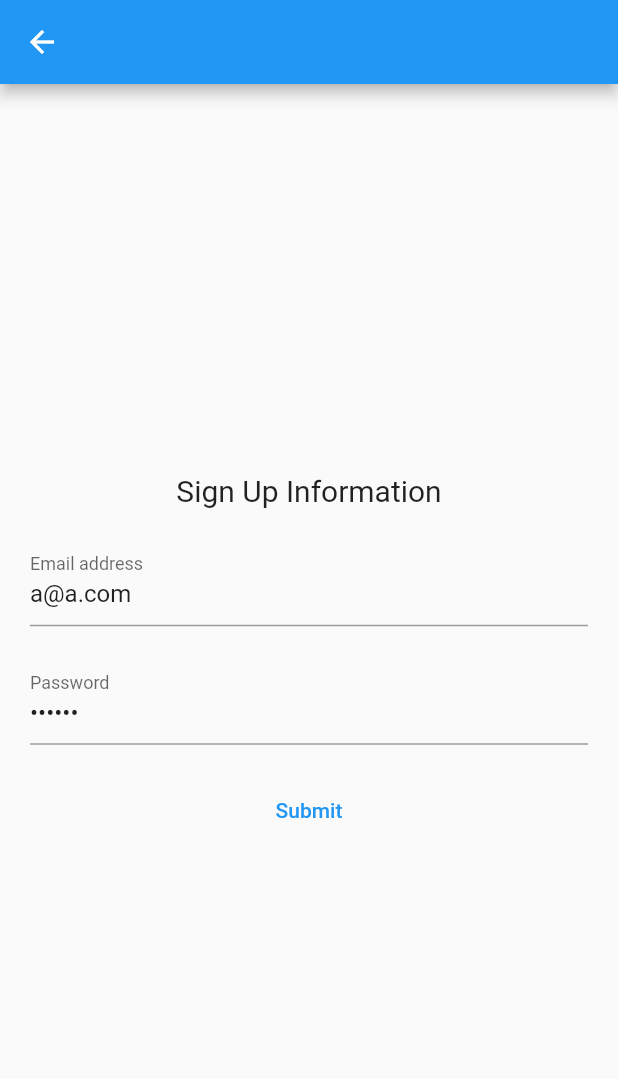
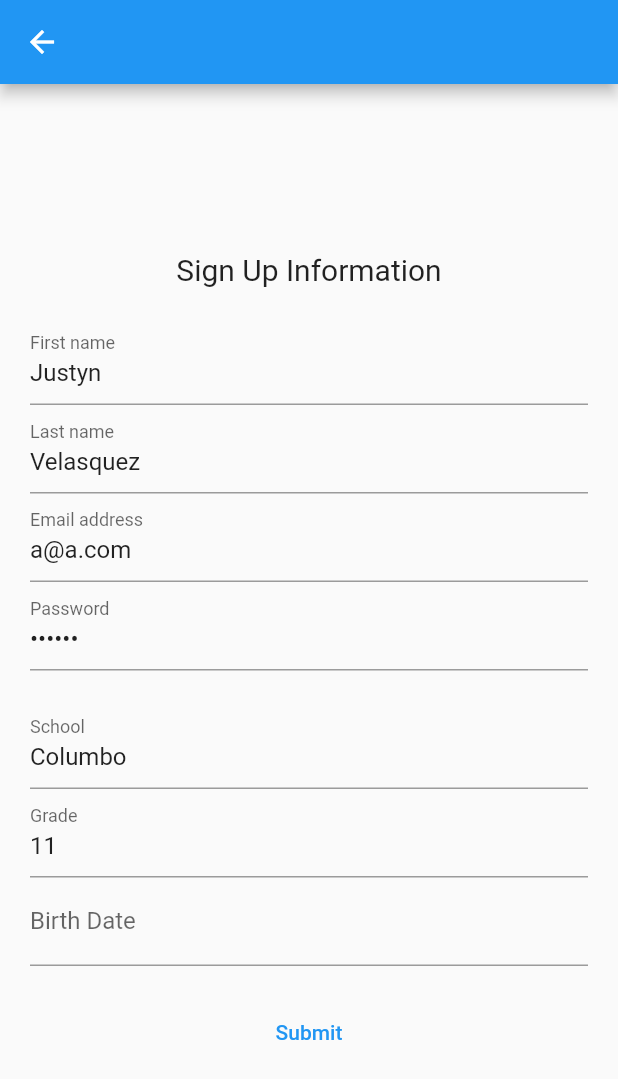
Before and after one commit to JustynV/Calculator, a Flutter app: the SignUp screen opened directly, on a phone screen of 412 x 824 dp. Shown: the top 1079 px of the screen. Run offline on Flutter 3.47's test engine with Material 2 defaults, Android fonts, the phone set to English and light mode, and no system bars; our stand-ins replace get, loggy; accounts and stored records are empty.

Commit message:
user connected to API

```diff
--- a/lib/domain/models/user.dart
+++ b/lib/domain/models/user.dart
@@ -4,12 +4,22 @@ class User {
     required this.firstName,
     required this.lastName,
     required this.email,
+    required this.school,
+    required this.grade,
+    required this.bdate,
+    required this.password,
+    required this.difficulty
   });
 
   int? id;
   String firstName;
   String lastName;
   String email;
+  String school;
+  String grade;
+  String bdate;
+  String password;
+  String difficulty;
 
   String get name => '$firstName $lastName';
 
@@ -20,6 +30,11 @@ class User {
         firstName: json["firstName"] ?? "somefirstName",
         lastName: json["lastName"] ?? "someLastName",
         email: json["email"] ?? "someemail",
+        school: json["school"] ?? "someschool",
+        grade: json["grade"] ?? "somegrade",
+        bdate: json["birthDate"] ?? "somebirthDate",
+        password: json["password"] ?? "123",
+        difficulty: json["difficulty"] ?? "1"
       );
 
   Map<String, dynamic> toJson() => {
@@ -27,5 +42,10 @@ class User {
         "firstName": firstName,
         "lastName": lastName,
         "email": email,
+        "school":school,
+        "grade":grade,
+        "birthdate":bdate,
+        "password":password,
+        "difficulty":difficulty
       };
 }
--- a/lib/main.dart
+++ b/lib/main.dart
@@ -1,9 +1,8 @@
-import 'package:f_web_authentication/domain/use_case/operation_usercase.dart';
+import 'package:f_web_authentication/domain/use_case/operation_usecase.dart';
 import 'package:f_web_authentication/domain/use_case/user_usecase.dart';
 import 'package:f_web_authentication/ui/central.dart';
 import 'package:f_web_authentication/ui/controller/authentication_controller.dart';
 import 'package:f_web_authentication/ui/controller/operation_controller.dart';
-import 'package:f_web_authentication/ui/controller/user_controller.dart';
 import 'package:flutter/material.dart';
 import 'package:get/get.dart';
 import 'package:loggy/loggy.dart';
@@ -21,10 +20,9 @@ void main() {
   Get.put(Repository());
   Get.put(AuthenticationUseCase());
   Get.put(UserUseCase());
-  Get.put(OperationUsercase());
+  Get.put(OperationUsecase());
   Get.put(OperationController());
   Get.put(AuthenticationController());
-  Get.put(UserController());
   runApp(const MyApp());
 }
 
--- a/lib/ui/pages/authentication/signup.dart
+++ b/lib/ui/pages/authentication/signup.dart
@@ -1,7 +1,9 @@
+import 'package:f_web_authentication/domain/models/user.dart';
 import 'package:flutter/material.dart';
 import 'package:get/get.dart';
 import 'package:loggy/loggy.dart';
 import '../../controller/authentication_controller.dart';
+import 'package:intl/intl.dart';
 
 class SignUp extends StatefulWidget {
   const SignUp({super.key});
@@ -14,11 +16,21 @@ class _FirebaseSignUpState extends State<SignUp> {
   final _formKey = GlobalKey<FormState>();
   final controllerEmail = TextEditingController(text: 'a@a.com');
   final controllerPassword = TextEditingController(text: '123456');
+  final controllerFname = TextEditingController(text: "Justyn");
+  final controllerLname = TextEditingController(text: "Velasquez");
+  final controllerSchool = TextEditingController(text: "Columbo");
+  final controllerGrade = TextEditingController(text: "11");
+  final controllerBirth = TextEditingController();
+
   AuthenticationController authenticationController = Get.find();
 
-  _signup(theEmail, thePassword) async {
+  verifyEmail(String value) async {
+    return await authenticationController.verifyEmail(value);
+  }
+
+  _signup(user) async {
     try {
-      await authenticationController.signUp(theEmail, thePassword);
+      await authenticationController.signUp(user);
 
       Get.snackbar(
         "Sign Up",
@@ -57,23 +69,47 @@ class _FirebaseSignUpState extends State<SignUp> {
                           height: 20,
                         ),
                         TextFormField(
+                          controller: controllerFname,
+                          decoration:
+                              const InputDecoration(labelText: "First name"),
+                          validator: (value) {
+                            if (value == null || value.isEmpty) {
+                              logError('First name is empty');
+                              return "Enter first name";
+                            }
+                            return null;
+                          },
+                        ),
+                        TextFormField(
+                          controller: controllerLname,
+                          decoration:
+                              const InputDecoration(labelText: "Last name"),
+                          validator: (value) {
+                            if (value == null || value.isEmpty) {
+                              logError('Last name is empty');
+                              return "Enter last name";
+                            }
+                            return null;
+                          },
+                        ),
+                        TextFormField(
                           keyboardType: TextInputType.emailAddress,
                           controller: controllerEmail,
                           decoration:
                               const InputDecoration(labelText: "Email address"),
                           validator: (value) {
+                            logInfo(value);
                             if (value == null || value.isEmpty) {
                               logError('SignUp validation empty email');
                               return "Enter email";
                             } else if (!value.contains('@')) {
                               logError('SignUp validation invalid email');
                               return "Enter valid email address";
+                            } else if (verifyEmail(value)) {
+                              return "Email is already in use";
                             }
                             return null;
                           },
-                        ),
-                        const SizedBox(
-                          height: 20,
                         ),
                         TextFormField(
                           controller: controllerPassword,
@@ -93,19 +129,67 @@ class _FirebaseSignUpState extends State<SignUp> {
                         const SizedBox(
                           height: 20,
                         ),
+                        TextFormField(
+                          controller: controllerSchool,
+                          decoration:
+                              const InputDecoration(labelText: "School"),
+                          validator: (value) {
+                            if (value!.isEmpty) {
+                              return "Enter School";
+                            }
+                            return null;
+                          },
+                        ),
+                        TextFormField(
+                          controller: controllerGrade,
+                          decoration: const InputDecoration(labelText: "Grade"),
+                          keyboardType: TextInputType.number,
+                          validator: (value) {
+                            if (value!.isEmpty) {
+                              return "Enter grade";
+                            }
+                            return null;
+                          },
+                        ),
+                        TextFormField(
+                            controller: controllerBirth,
+                            decoration:
+                                const InputDecoration(labelText: "Birth Date"),
+                            onTap: () async {
+                              DateTime? pickedDate = await showDatePicker(
+                                  context: context,
+                                  initialDate: DateTime.now(),
+                                  firstDate: DateTime(1900),
+                                  lastDate: DateTime(2100));
+
+                              if (pickedDate != null) {
+                                controllerBirth.text =
+                                    DateFormat('yyyy-MM-dd').format(pickedDate);
+                              }
+                            }),
+                        const SizedBox(
+                          height: 20,
+                        ),
                         TextButton(
                             onPressed: () async {
                               final form = _formKey.currentState;
                               form!.save();
-                              // this line dismiss the keyboard by taking away the focus of the TextFormField and giving it to an unused
                               FocusScope.of(context).requestFocus(FocusNode());
                               if (_formKey.currentState!.validate()) {
                                 logInfo('SignUp validation form ok');
-                                await _signup(controllerEmail.text,
-                                    controllerPassword.text);
+                                await _signup(User(
+                                    firstName: controllerFname.text,
+                                    lastName: controllerLname.text,
+                                    email: controllerEmail.text,
+                                    school: controllerSchool.text,
+                                    grade: controllerGrade.text,
+                                    bdate: controllerBirth.text,
+                                    password: controllerPassword.text,
+                                    difficulty:"1"));
                               } else {
                                 logError('SignUp validation form nok');
                               }
+                              Get.back();
                             },
                             child: const Text("Submit")),
                       ]),
--- a/pubspec.yaml
+++ b/pubspec.yaml
@@ -38,6 +38,7 @@ dependencies:
   get: ^4.6.4
   loggy: ^2.0.3
   http: ^1.1.0
+  intl: ^0.18.1
 
 dev_dependencies:
   flutter_test:
```
Also changed, not shown: lib/data/datasources/remote/authentication_datasource.dart (deleted, +0 -56 lines), lib/data/datasources/remote/historial_datasource.dart (added, +28 -0 lines), lib/data/datasources/remote/user_datasource.dart (+19 -36 lines), lib/domain/models/historial.dart (added, +54 -0 lines), lib/domain/repositories/repository.dart (+22 -27 lines), lib/domain/use_case/authentication_usecase.dart (+11 -2 lines), lib/domain/use_case/operation_usecase.dart (added, +19 -0 lines), lib/domain/use_case/operation_usercase.dart (deleted, +0 -8 lines), lib/domain/use_case/user_usecase.dart (+0 -12 lines), lib/ui/controller/authentication_controller.dart (+10 -9 lines), lib/ui/controller/operation_controller.dart (+11 -2 lines), lib/ui/controller/user_controller.dart (deleted, +0 -44 lines), lib/ui/pages/authentication/login_page.dart (+8 -3 lines), lib/ui/pages/content/edit_user_page.dart (deleted, +0 -87 lines), 3 more files.
